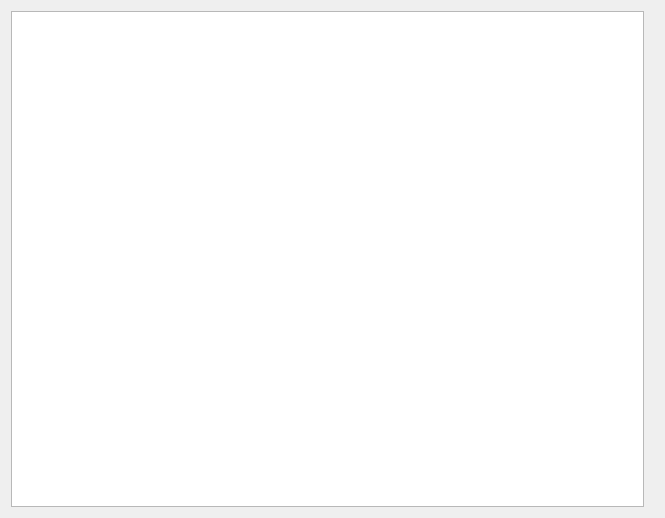
Before: the Qt Designer form sagemmorpho.ui in CodElecCz/SagemMorphoUI, drawn with Qt 5.
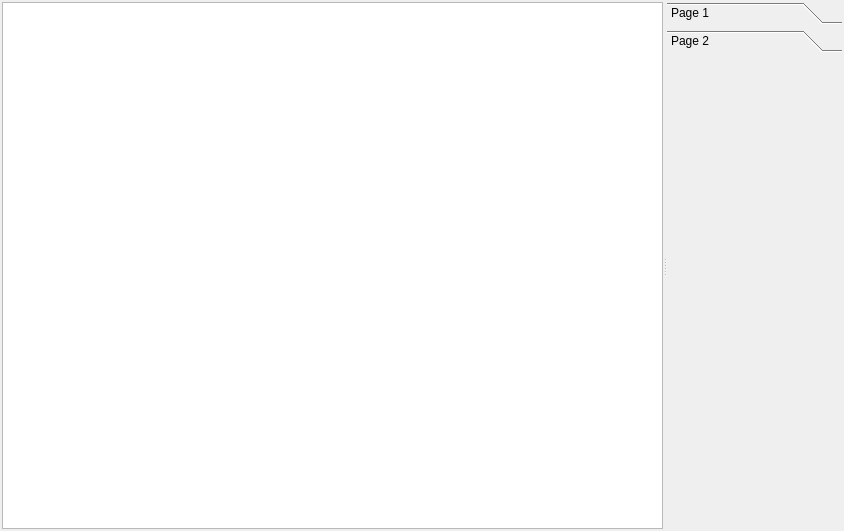
After: the same form once the commit is applied. Custom widgets are drawn as their Qt base class.

```diff
--- a/sagemmorpho.ui
+++ b/sagemmorpho.ui
@@ -6,23 +6,85 @@
    <rect>
     <x>0</x>
     <y>0</y>
-    <width>665</width>
-    <height>518</height>
+    <width>844</width>
+    <height>531</height>
    </rect>
   </property>
   <property name="windowTitle">
    <string>Form</string>
   </property>
-  <layout class="QVBoxLayout" name="verticalLayout">
+  <layout class="QVBoxLayout" name="verticalLayout_3">
+   <property name="spacing">
+    <number>2</number>
+   </property>
+   <property name="leftMargin">
+    <number>2</number>
+   </property>
+   <property name="topMargin">
+    <number>2</number>
+   </property>
+   <property name="rightMargin">
+    <number>2</number>
+   </property>
+   <property name="bottomMargin">
+    <number>2</number>
+   </property>
    <item>
-    <layout class="QHBoxLayout" name="horizontalLayout">
-     <property name="rightMargin">
-      <number>10</number>
+    <widget class="QSplitter" name="splitter">
+     <property name="orientation">
+      <enum>Qt::Horizontal</enum>
      </property>
-     <item>
-      <widget class="Console" name="console"/>
-     </item>
-    </layout>
+     <widget class="QWidget" name="verticalLayoutWidget">
+      <layout class="QVBoxLayout" name="verticalLayout">
+       <item>
+        <widget class="Console" name="console"/>
+       </item>
+      </layout>
+     </widget>
+     <widget class="QWidget" name="verticalLayoutWidget_2">
+      <layout class="QVBoxLayout" name="verticalLayout_2">
+       <item>
+        <widget class="QToolBox" name="toolBox">
+         <property name="sizePolicy">
+          <sizepolicy hsizetype="Preferred" vsizetype="Preferred">
+           <horstretch>0</horstretch>
+           <verstretch>0</verstretch>
+          </sizepolicy>
+         </property>
+         <property name="currentIndex">
+          <number>1</number>
+         </property>
+         <widget class="QWidget" name="page">
+          <property name="geometry">
+           <rect>
+            <x>0</x>
+            <y>0</y>
+            <width>318</width>
+            <height>465</height>
+           </rect>
+          </property>
+          <attribute name="label">
+           <string>Page 1</string>
+          </attribute>
+         </widget>
+         <widget class="QWidget" name="page_2">
+          <property name="geometry">
+           <rect>
+            <x>0</x>
+            <y>0</y>
+            <width>318</width>
+            <height>465</height>
+           </rect>
+          </property>
+          <attribute name="label">
+           <string>Page 2</string>
+          </attribute>
+         </widget>
+        </widget>
+       </item>
+      </layout>
+     </widget>
+    </widget>
    </item>
   </layout>
  </widget>
```
